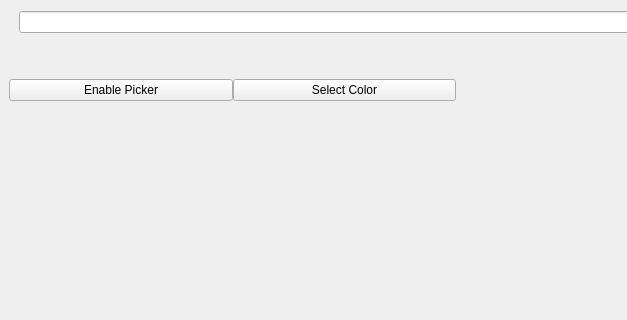
Qt form SpriteExtractorApp/QtUI/Dialogs/NewProjectDialog/newprojectdialog.ui (jowie94/SpriteExtractor) before a commit; both pictures show x 0 to 627 and y 0 to 320 of the 954 by 792 pixel window.
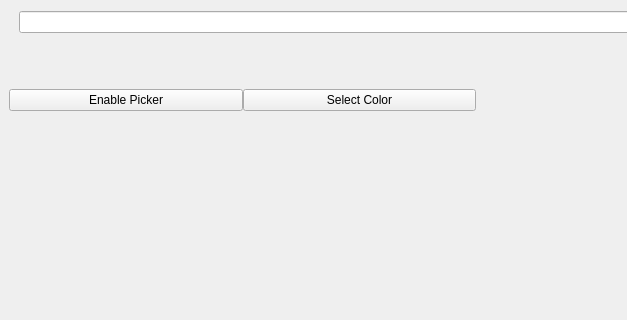
The same form after that commit. Custom widgets are drawn as their Qt base class.

Commit message: Add color display widget and improve sprite display

Diff of the .ui file:
```diff
--- a/SpriteExtractorApp/QtUI/Dialogs/NewProjectDialog/newprojectdialog.ui
+++ b/SpriteExtractorApp/QtUI/Dialogs/NewProjectDialog/newprojectdialog.ui
@@ -103,16 +103,16 @@
       <number>0</number>
      </property>
      <item>
-      <layout class="QGridLayout" name="gridLayout">
+      <layout class="QVBoxLayout" name="verticalLayout_2">
        <property name="sizeConstraint">
         <enum>QLayout::SetDefaultConstraint</enum>
        </property>
-       <item row="0" column="1">
-        <widget class="QWidget" name="Color" native="true">
+       <item>
+        <widget class="QtUI::ColorDisplay" name="Color" native="true">
          <property name="maximumSize">
           <size>
            <width>16777215</width>
-           <height>20</height>
+           <height>30</height>
           </size>
          </property>
          <property name="baseSize">
@@ -123,7 +123,23 @@
          </property>
         </widget>
        </item>
-       <item row="2" column="1">
+       <item>
+        <spacer name="verticalSpacer">
+         <property name="orientation">
+          <enum>Qt::Vertical</enum>
+         </property>
+         <property name="sizeType">
+          <enum>QSizePolicy::Maximum</enum>
+         </property>
+         <property name="sizeHint" stdset="0">
+          <size>
+           <width>20</width>
+           <height>20</height>
+          </size>
+         </property>
+        </spacer>
+       </item>
+       <item>
         <layout class="QHBoxLayout" name="horizontalLayout_2">
          <item alignment="Qt::AlignTop">
           <widget class="QPushButton" name="TogglePickerButton">
@@ -156,38 +172,6 @@
          </item>
         </layout>
        </item>
-       <item row="0" column="2">
-        <spacer name="horizontalSpacer_3">
-         <property name="orientation">
-          <enum>Qt::Horizontal</enum>
-         </property>
-         <property name="sizeType">
-          <enum>QSizePolicy::Maximum</enum>
-         </property>
-         <property name="sizeHint" stdset="0">
-          <size>
-           <width>20</width>
-           <height>20</height>
-          </size>
-         </property>
-        </spacer>
-       </item>
-       <item row="1" column="1">
-        <spacer name="verticalSpacer">
-         <property name="orientation">
-          <enum>Qt::Vertical</enum>
-         </property>
-         <property name="sizeType">
-          <enum>QSizePolicy::Maximum</enum>
-         </property>
-         <property name="sizeHint" stdset="0">
-          <size>
-           <width>20</width>
-           <height>20</height>
-          </size>
-         </property>
-        </spacer>
-       </item>
       </layout>
      </item>
      <item>
@@ -229,6 +213,12 @@
    <header>QtUI/Widgets/SpriteViewer/spriteviewer.h</header>
    <container>1</container>
   </customwidget>
+  <customwidget>
+   <class>QtUI::ColorDisplay</class>
+   <extends>QWidget</extends>
+   <header>QtUI/Widgets/ColorSelector/colordisplay.h</header>
+   <container>1</container>
+  </customwidget>
  </customwidgets>
  <resources/>
  <connections>
```
Left out of the diff: 17 changed lines with no effect on the pictures. The commit also changes 13 other files.
